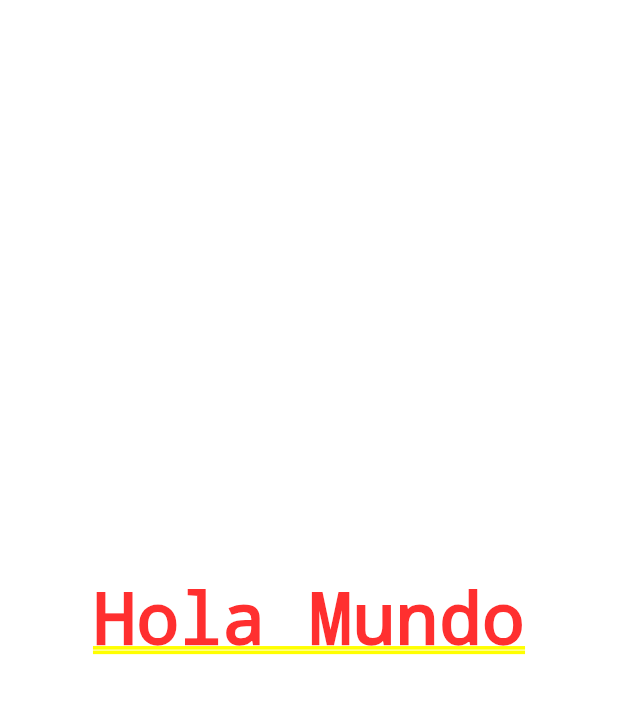
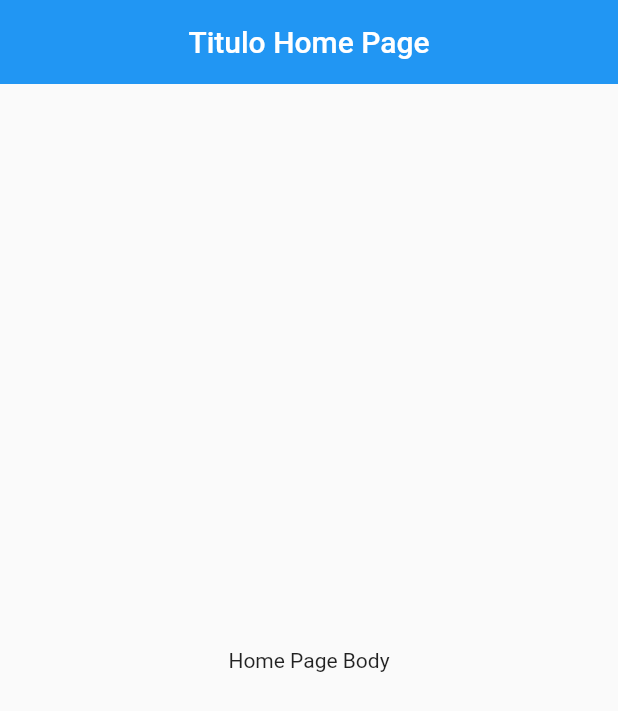
Before and after one commit to miguelfagundez/ContadorFlutter, a Flutter app: the screen it shows after launch, on a phone screen of 412 x 824 dp. Shown: the top 711 px of the screen. Run offline on Flutter 3.47's test engine with Material 2 defaults, Android fonts, the phone set to English and light mode, and no system bars.

Commit message:
New directory src and home page

```diff
--- a/lib/main.dart
+++ b/lib/main.dart
@@ -1,17 +1,7 @@
 import 'package:flutter/material.dart';
+import 'src/app.dart';
 
 void main(){
 
-  runApp(new MyContadorApp());
+  runApp(MyContadorApp());
 }
-
-class MyContadorApp extends StatelessWidget {
-  @override
-  Widget build(BuildContext context) {
-    return MaterialApp(
-      home: Center(
-        child: Text('Hola Mundo'),
-      ),
-    );
-  }
-}
--- /dev/null
+++ b/lib/pages/home_page.dart
@@ -0,0 +1,18 @@
+import 'package:flutter/material.dart';
+
+class HomePage extends StatelessWidget{
+
+  @override
+  Widget build(BuildContext context   ) {
+      return Scaffold(
+        appBar: AppBar(
+          title: Text('Titulo Home Page'),
+          centerTitle: true,
+          elevation: 0.0,
+        ),
+        body: Center(
+          child: Text('Home Page Body'),
+        ),
+      );
+  }
+}
--- /dev/null
+++ b/lib/src/app.dart
@@ -0,0 +1,13 @@
+import 'package:flutter/material.dart';
+import 'package:contador_app/pages/home_page.dart';
+
+class MyContadorApp extends StatelessWidget {
+  @override
+  Widget build(BuildContext context) {
+    return MaterialApp(
+      home: Center(
+        child: HomePage(),
+      ),
+    );
+  }
+}
```
Also changed, not shown: 1 other file.
